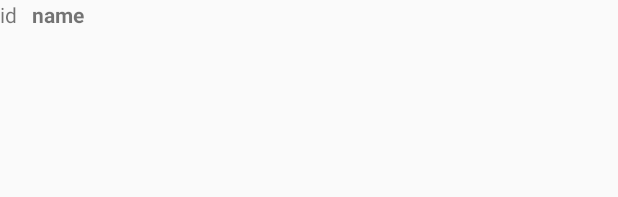
After one commit to jayadn2/MyApplication, an Android app: the layout customer_bill_print_dialog.xml on its own in the app's theme, with its tools: preview values and no code run, on a phone screen of 412 x 824 dp. The commit adds this screen. Shown: the top 197 px of the screen. Run offline under Robolectric (Android 15) with nearby library versions, the phone set to English and light mode, and no system bars.

Commit message:
Bill Print Dialog

```diff
--- /dev/null
+++ b/app/src/main/res/layout/customer_bill_print_dialog.xml
@@ -0,0 +1,28 @@
+<?xml version="1.0" encoding="utf-8"?>
+<LinearLayout xmlns:android="http://schemas.android.com/apk/res/android"
+    android:layout_width="match_parent" android:layout_height="match_parent" android:orientation="vertical"
+    >
+    <LinearLayout
+        android:layout_width="match_parent"
+        android:layout_height="wrap_content" android:orientation="horizontal">
+
+    <TextView
+        android:id="@+id/custid_bill_print_text_view"
+        android:layout_width="wrap_content"
+        android:layout_height="wrap_content"
+        android:singleLine="true"
+        android:ellipsize="marquee"
+        android:text="id"
+        android:layout_marginEnd="10dp"
+        />
+
+        <TextView
+            android:id="@+id/name_bill_print_text_view"
+            android:layout_width="wrap_content"
+            android:layout_height="wrap_content"
+            android:textStyle="bold"
+
+            android:text="name"
+            />
+        </LinearLayout>
+</LinearLayout>
--- a/app/src/main/res/values/strings.xml
+++ b/app/src/main/res/values/strings.xml
@@ -20,4 +20,5 @@
     <string name="total_balance">Total Balance</string>
     <string name="payment_amount">Payment Amount</string>
     <string name="add">Add</string>
+    <string name="print">Print</string>
 </resources>
```
Also changed, not shown: app/src/main/java/HelperCodes.txt (added, +16 -0 lines), app/src/main/java/com/actv/simpfo/myapplication/CustomerBillActivity.java (+12 -0 lines), app/src/main/java/com/actv/simpfo/myapplication/CustomerBillPrintDialogFragment.java (added, +51 -0 lines).
